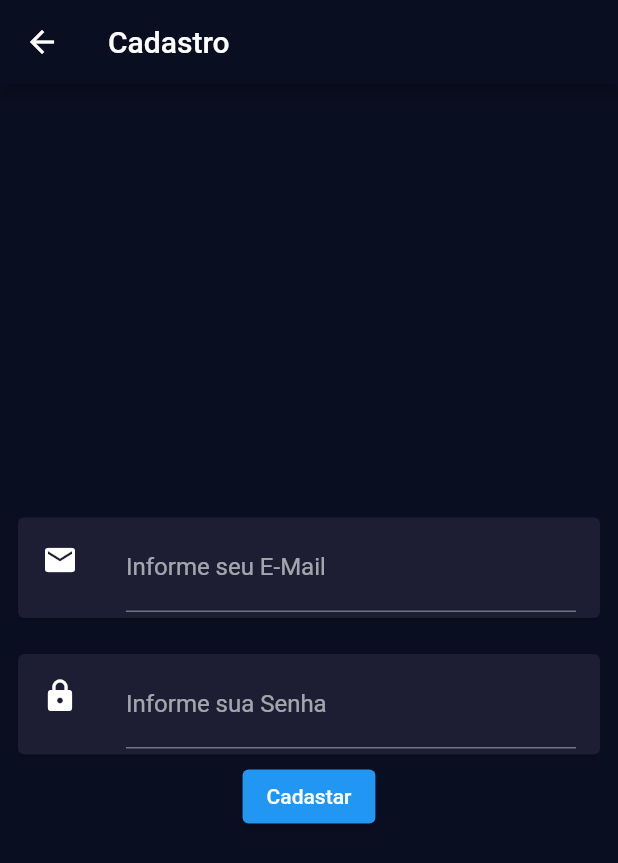
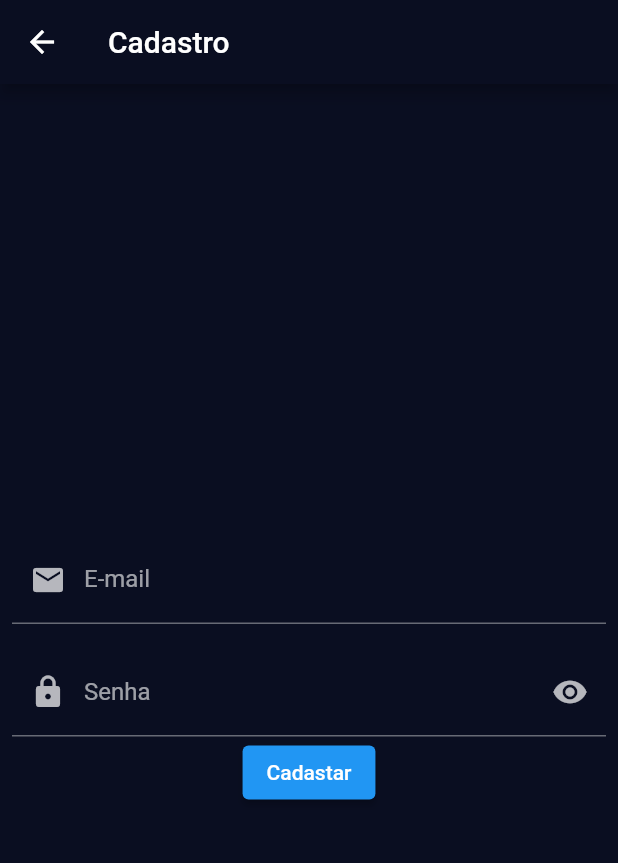
Before and after one commit to ifpr-paranavai/P.Road, a Flutter app: the screen it shows after launch, after a tap on "Não possui uma conta ?", on a phone screen of 412 x 824 dp. Shown: the top 863 px of the screen. Run offline on Flutter 3.47's test engine with Material 2 defaults, Android fonts, the phone set to English and light mode, and no system bars; our stand-ins replace firebase_auth, firebase_core; accounts and stored records are empty.

Commit message:
Login alterações
Alteração nas variáveis de Login e alterações de layout.

```diff
--- a/lib/main.dart
+++ b/lib/main.dart
@@ -19,6 +19,8 @@ class MyApp extends StatelessWidget {
       title: 'P.Road',
       theme: ThemeData.dark().copyWith(
         primaryColor: mainColor,
+        primaryColorDark: highlightColor,
+
         scaffoldBackgroundColor: mainColor,
         appBarTheme: const AppBarTheme(color: mainColor),
       ),
--- a/lib/views/create_view.dart
+++ b/lib/views/create_view.dart
@@ -2,11 +2,19 @@ import 'package:firebase_auth/firebase_auth.dart';
 import 'package:flutter/material.dart';
 import 'package:p_road/widgets/constants.dart';
 
-class create_view extends StatelessWidget {
+class create_view extends StatefulWidget {
   create_view({Key? key}) : super(key: key);
 
-  final emailController = TextEditingController();
-  final passwordController = TextEditingController();
+  @override
+  State<create_view> createState() => _create_viewState();
+}
+
+class _create_viewState extends State<create_view> {
+  late String login;
+
+  late String password;
+
+  bool isHidden = true;
 
   @override
   Widget build(BuildContext context) {
@@ -20,20 +28,15 @@ class create_view extends StatelessWidget {
           children: [
             Padding(
               padding: const EdgeInsets.symmetric(horizontal: 8, vertical: 16),
-              child: Card(
-                color: cardColor,
-                child: ListTile(
-                  leading: const Icon(
-                    Icons.email,
-                  ),
-                  title: TextFormField(
-                    controller: emailController,
-                    textInputAction: TextInputAction.next,
-                    decoration: const InputDecoration(
-                      border: UnderlineInputBorder(),
-                      labelText: 'Informe seu E-Mail',
-                    ),
-                  ),
+              child: TextField(
+                onChanged: (value) => login = value,
+                keyboardType: TextInputType.emailAddress,
+                textInputAction: TextInputAction.next,
+                decoration: const InputDecoration(
+                  prefixIcon: Icon(Icons.email),
+                  label: Text('E-mail'),
+                  border: UnderlineInputBorder(),
+                  hintText: 'Informe seu E-Mail',
                 ),
               ),
             ),
@@ -41,19 +44,23 @@ class create_view extends StatelessWidget {
               padding: const EdgeInsets.symmetric(
                 horizontal: 8,
               ),
-              child: Card(
-                color: cardColor,
-                child: ListTile(
-                  leading: const Icon(
-                    Icons.lock,
-                  ),
-                  title: TextFormField(
-                    controller: passwordController,
-                    obscureText: true,
-                    decoration: const InputDecoration(
-                      border: UnderlineInputBorder(),
-                      labelText: 'Informe sua Senha',
-                    ),
+              child: TextField(
+                onChanged: (value) => password = value,
+                obscureText: isHidden,
+                decoration: InputDecoration(
+                  label: const Text('Senha'),
+                  border: const UnderlineInputBorder(),
+                  hintText: 'Informe sua Senha',
+                  prefixIcon: const Icon(Icons.lock),
+                  suffixIcon: IconButton(
+                    icon: const Icon(Icons.remove_red_eye),
+                    onPressed: () {
+                      setState(
+                        () {
+                          isHidden = !isHidden;
+                        },
+                      );
+                    },
                   ),
                 ),
               ),
@@ -61,9 +68,8 @@ class create_view extends StatelessWidget {
             ElevatedButton(
               onPressed: () async {
                 await FirebaseAuth.instance.createUserWithEmailAndPassword(
-                  email: emailController.text.trim(),
-                  password: passwordController.text.trim(),
-
+                  email: login,
+                  password: password,
                 );
                 Navigator.of(context).pop();
               },
--- a/lib/views/login_view.dart
+++ b/lib/views/login_view.dart
@@ -5,11 +5,18 @@ import 'package:p_road/views/create_view.dart';
 import 'package:p_road/views/mainpage_view.dart';
 import 'package:p_road/widgets/constants.dart';
 
-class LoginScreen extends StatelessWidget {
+class LoginScreen extends StatefulWidget {
   LoginScreen({Key? key}) : super(key: key);
 
-  final emailController = TextEditingController();
-  final passwordController = TextEditingController();
+  @override
+  State<LoginScreen> createState() => _LoginScreenState();
+}
+
+class _LoginScreenState extends State<LoginScreen> {
+  late String login;
+  late String password;
+
+  bool isHidden = true;
 
   @override
   Widget build(BuildContext context) {
@@ -22,20 +29,22 @@ class LoginScreen extends StatelessWidget {
           mainAxisAlignment: MainAxisAlignment.center,
           children: [
             Padding(
-              padding: const EdgeInsets.symmetric(horizontal: 8, vertical: 16),
-              child: Card(
-                color: cardColor,
+              padding: const EdgeInsets.symmetric(
+                horizontal: 8,
+                vertical: 16,
+              ),
               child: ListTile(
                 leading: const Icon(
                   Icons.email,
                 ),
-                  title: TextFormField(
-                    controller: emailController,
+                title: TextField(
+                  onChanged: (value) => login = value,
+                  keyboardType: TextInputType.emailAddress,
                   textInputAction: TextInputAction.next,
                   decoration: const InputDecoration(
+                    label: Text('E-mail'),
                     border: UnderlineInputBorder(),
-                      labelText: 'Informe seu E-Mail',
-                    ),
+                    hintText: 'Informe seu E-Mail',
                   ),
                 ),
               ),
@@ -43,19 +52,28 @@ class LoginScreen extends StatelessWidget {
             Padding(
               padding: const EdgeInsets.symmetric(
                 horizontal: 8,
+
               ),
-              child: Card(
-                color: cardColor,
               child: ListTile(
                 leading: const Icon(
                   Icons.lock,
                 ),
-                  title: TextFormField(
-                    controller: passwordController,
-                    obscureText: true,
-                    decoration: const InputDecoration(
-                      border: UnderlineInputBorder(),
-                      labelText: 'Informe sua Senha',
+                title: TextField(
+                  onChanged: (value) => password = value,
+                  obscureText: isHidden,
+                  decoration: InputDecoration(
+                    label: const Text('Senha'),
+                    border: const UnderlineInputBorder(),
+                    hintText: 'Informe sua Senha',
+                    suffixIcon: IconButton(
+                      icon: const Icon(Icons.remove_red_eye),
+                      onPressed: () {
+                        setState(
+                          () {
+                            isHidden = !isHidden;
+                          },
+                        );
+                      },
                     ),
                   ),
                 ),
@@ -75,8 +93,8 @@ class LoginScreen extends StatelessWidget {
               onPressed: () async {
                 await FirebaseAuth.instance
                     .signInWithEmailAndPassword(
-                  email: emailController.text.trim(),
-                  password: passwordController.text.trim(),
+                  email: login,
+                  password: password,
                 )
                     .catchError((exe) {
                   showDialog(
```
Lines whose indentation alone changed are shown as unchanged.
